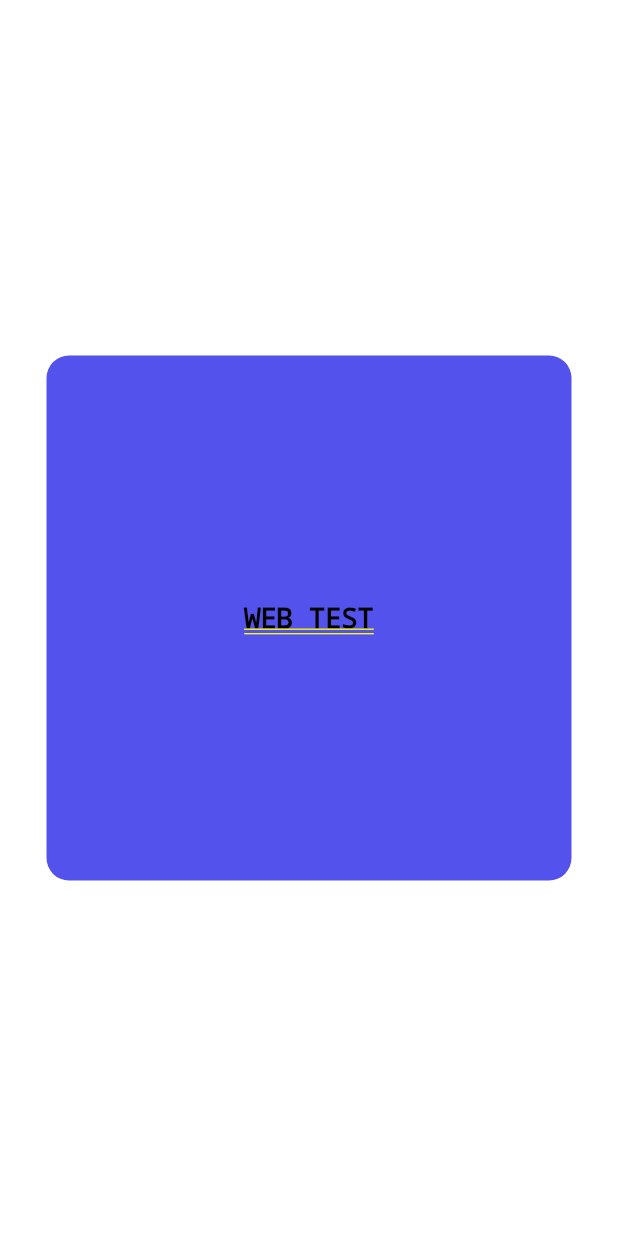
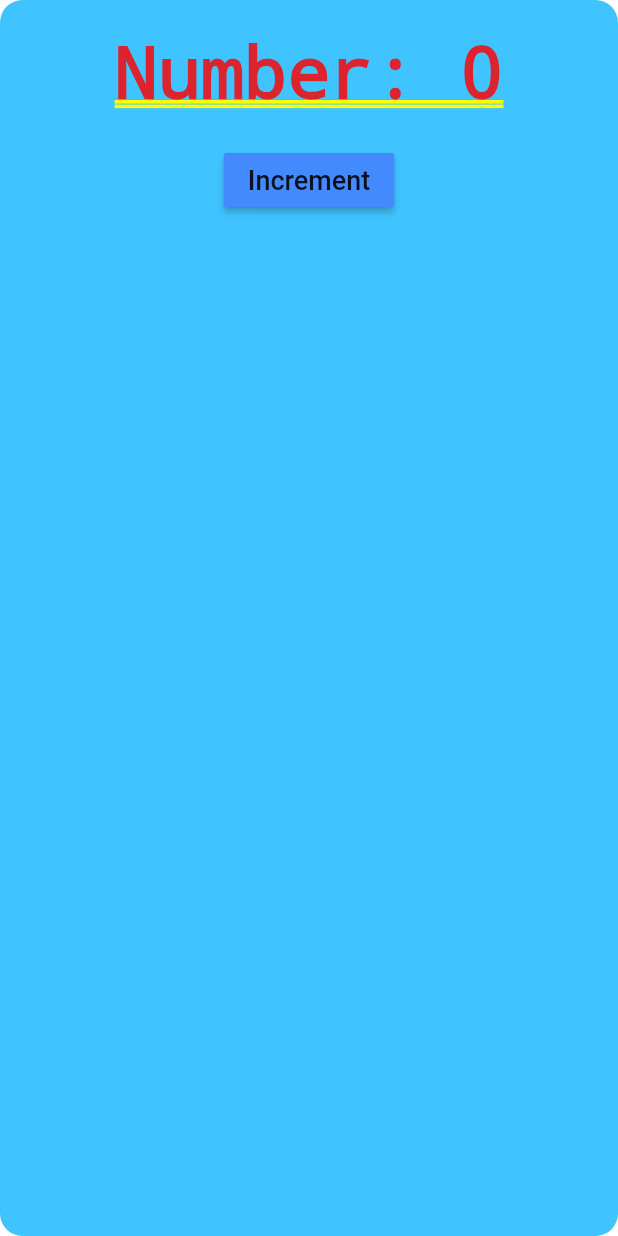
Before and after one commit to chrisjeremy84/PRACTICE-flutter_web, a Flutter app: the screen it shows after launch, on a phone screen of 412 x 824 dp. Run offline on Flutter 3.47's test engine with Material 2 defaults, Android fonts, the phone set to English and light mode, and no system bars; missing offline and left inert: dart:js.

Commit message:
Provider Learned, Need more practice

```diff
--- a/lib/main.dart
+++ b/lib/main.dart
@@ -1,7 +1,20 @@
+import 'dart:js';
+
 import 'package:flutter/material.dart';
+import 'package:provider/provider.dart';
 
 void main() {
-  runApp(const MyApp());
+  runApp(
+      // 7 - We use the multi provider to access the provider created
+      // 8 - Must be called before the UI is rendered
+      MultiProvider(
+    providers: [
+      ChangeNotifierProvider(
+        create: (context) => NumberOfClicks(),
+      )
+    ],
+    child: const MyApp(),
+  ));
 }
 
 class MyApp extends StatelessWidget {
@@ -11,77 +24,72 @@ class MyApp extends StatelessWidget {
   @override
   Widget build(BuildContext context) {
     return MaterialApp(
-      title: 'Flutter Demo',
+      title: 'State Management Training',
       theme: ThemeData(
-        // This is the theme of your application.
-        //
-        // Try running your application with "flutter run". You'll see the
-        // application has a blue toolbar. Then, without quitting the app, try
-        // changing the primarySwatch below to Colors.green and then invoke
-        // "hot reload" (press "r" in the console where you ran "flutter run",
-        // or simply save your changes to "hot reload" in a Flutter IDE).
-        // Notice that the counter didn't reset back to zero; the application
-        // is not restarted.
         primarySwatch: Colors.blue,
       ),
-      home: const MyHomePage(title: 'Flutter Demo Home Page'),
+      home: HomePage(),
     );
   }
 }
 
-class MyHomePage extends StatefulWidget {
-  const MyHomePage({Key? key, required this.title}) : super(key: key);
+//STEPS TO USE PROVIDER - SET MANAGEMENT PACKAGE
 
-  // This widget is the home page of your application. It is stateful, meaning
-  // that it has a State object (defined below) that contains fields that affect
-  // how it looks.
+//1 - Creating Provider
+class NumberOfClicks extends ChangeNotifier {
+//2 - Creating variable that is required throughout the app
+  int num;
+//3 - Initializing the variable
+  NumberOfClicks({this.num = 0});
+//4 - Add other functions that may change the provider
 
-  // This class is the configuration for the state. It holds the values (in this
-  // case the title) provided by the parent (in this case the App widget) and
-  // used by the build method of the State. Fields in a Widget subclass are
-  // always marked "final".
-
-  final String title;
-
-  @override
-  State<MyHomePage> createState() => _MyHomePageState();
+//5 - Use the getter to get the current value of the object
+  int get count => num;
+  void changeNumber(int newvalue) {
+    num = num + newvalue;
+//6 - We use the notify listener method
+    notifyListeners();
+  }
 }
 
-class _MyHomePageState extends State<MyHomePage> {
-  int _counter = 0;
-
-  void _incrementCounter() {
-    setState(() {
-      // This call to setState tells the Flutter framework that something has
-      // changed in this State, which causes it to rerun the build method below
-      // so that the display can reflect the updated values. If we changed
-      // _counter without calling setState(), then the build method would not be
-      // called again, and so nothing would appear to happen.
-      _counter++;
-    });
-  }
+class HomePage extends StatelessWidget {
+  HomePage({Key? key}) : super(key: key);
 
   @override
   Widget build(BuildContext context) {
-    // This method is rerun every time setState is called, for instance as done
-    // by the _incrementCounter method above.
-    //
-    // The Flutter framework has been optimized to make rerunning build methods
-    // fast, so that you can just rebuild anything that needs updating rather
-    // than having to individually change instances of widgets.
-    return Center(
-      child: Container(
-          width: 350,
-          height: 350,
-          decoration: BoxDecoration(
-              borderRadius: BorderRadius.circular(15),
-              color: const Color.fromRGBO(83, 82, 237, 1.0)),
-          child: const Center(
-              child: Text(
-            "WEB TEST",
-            style: TextStyle(
-                fontStyle: FontStyle.normal, color: Colors.black, fontSize: 18),
-          ))),
-    );
+    //9 - You create a variable with the created provider variable
+    int number = Provider.of<NumberOfClicks>(context).count;
+
+    return StatefulBuilder(
+        builder: (context, setState) => MaterialApp(
+              title: "State management Test",
+              home: Container(
+                width: MediaQuery.of(context).size.width * 0.8,
+                height: MediaQuery.of(context).size.height * 0.8,
+                padding: EdgeInsets.all(20.0),
+                decoration: BoxDecoration(
+                    borderRadius: BorderRadius.circular(15),
+                    color: Colors.lightBlueAccent),
+                child: Center(
+                  child: Column(
+                    children: [
+                      Text("Number: $number"),
+                      SizedBox(height: 20.0),
+                      MaterialButton(
+                        onPressed: () {
+                          Provider.of<NumberOfClicks>(context, listen: false)
+                              .changeNumber(2);
+                        },
+                        color: Colors.blueAccent,
+                        hoverColor: Colors.amberAccent,
+                        child: Text("Increment",
+                            style: TextStyle(
+                                decoration: TextDecoration.none, fontSize: 18)),
+                      )
+                    ],
+                  ),
+                ),
+              ),
+            ));
   }
 }
--- a/pubspec.yaml
+++ b/pubspec.yaml
@@ -34,6 +34,7 @@ dependencies:
   # The following adds the Cupertino Icons font to your application.
   # Use with the CupertinoIcons class for iOS style icons.
   cupertino_icons: ^1.0.2
+  provider: ^6.0.3
 
 dev_dependencies:
   flutter_test:
```
Also changed, not shown: pubspec.lock, 1 other file.
